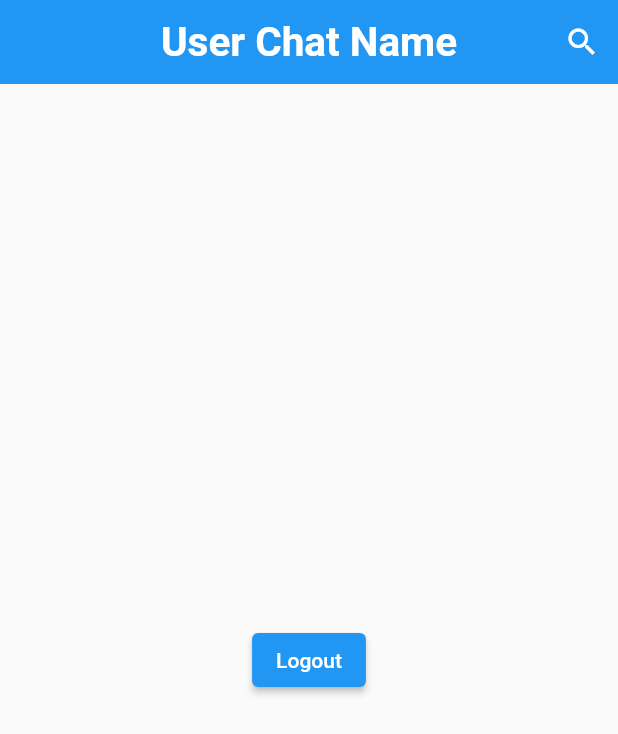
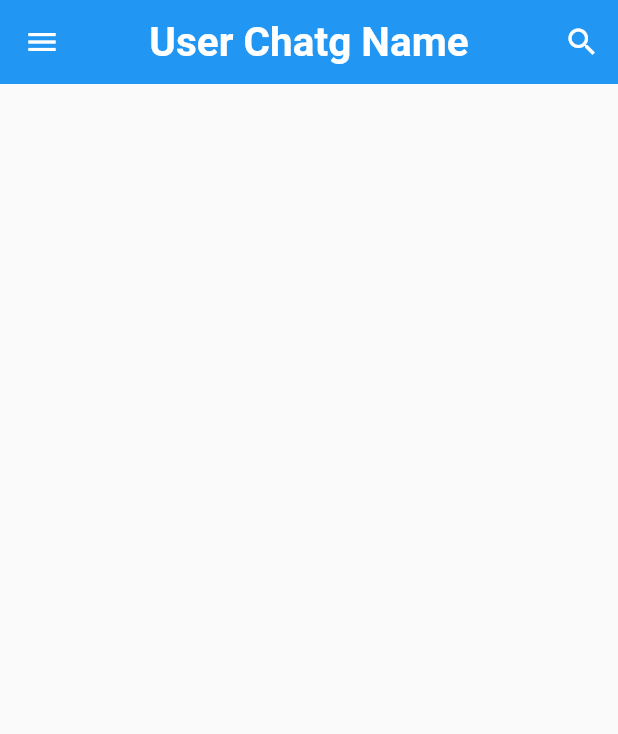
Before and after one commit to trd-wilfredo/flutter_app, a Flutter app: the HomePage screen opened directly, on a phone screen of 412 x 824 dp. Shown: the top 734 px of the screen. Run offline on Flutter 3.47's test engine with Material 2 defaults, Android fonts, the phone set to English and light mode, and no system bars; our stand-ins replace cloud_firestore, firebase_auth, firebase_core, shared_preferences; accounts and stored records are empty.

Commit message:
chat page

```diff
--- a/lib/main.dart
+++ b/lib/main.dart
@@ -27,7 +27,7 @@ void main() async {
 
   runApp(
     MaterialApp(
-      initialRoute: '/login',
+      initialRoute: '/home',
       routes: {
         '/': (context) => Loading(),
         '/login': (context) => LoginApp(),
--- a/lib/pages/home_page/home_page.dart
+++ b/lib/pages/home_page/home_page.dart
@@ -1,6 +1,11 @@
+import 'package:firebase_auth/firebase_auth.dart';
 import 'package:flutter/material.dart';
+import 'package:flutter_features/helper/helper_function.dart';
 import 'package:flutter_features/pages/home_page/search_page.dart';
+import 'package:flutter_features/pages/login/auth/login_page.dart';
 import 'package:flutter_features/pages/login/service/auth_service.dart';
+import 'package:flutter_features/pages/login/service/database_service.dart';
+import 'package:flutter_features/pages/profile_page.dart/profile_page.dart';
 import 'package:flutter_features/widgets/widget.dart';
 
 class HomePage extends StatefulWidget {
@@ -11,7 +16,40 @@ class HomePage extends StatefulWidget {
 }
 
 class _HomePageState extends State<HomePage> {
+  String userName = "";
+  String email = "";
   AuthService authService = AuthService();
+  Stream? groups;
+  bool _isLoading = false;
+  String groupName = "";
+
+  @override
+  void initState() {
+    super.initState();
+    gettingUserData();
+  }
+
+  gettingUserData() async {
+    await HelperFunction.getUserEmailFromSF().then((value) {
+      setState(() {
+        email = value!;
+      });
+    });
+    await HelperFunction.getUserNameFromSF().then((val) {
+      setState(() {
+        userName = val!;
+      });
+    });
+    // getting the list of snapshots in our stream
+    await DatabaseService(uid: FirebaseAuth.instance.currentUser!.uid)
+        .getUserGroups()
+        .then((snapshot) {
+      setState(() {
+        groups = snapshot;
+      });
+    });
+  }
+
   @override
   Widget build(BuildContext context) {
     return Scaffold(
@@ -28,7 +66,7 @@ class _HomePageState extends State<HomePage> {
         centerTitle: true,
         backgroundColor: Theme.of(context).primaryColor,
         title: Text(
-          'User Chat Name',
+          'User Chatg Name',
           style: TextStyle(
             color: Colors.white,
             fontSize: 27,
@@ -36,14 +74,105 @@ class _HomePageState extends State<HomePage> {
           ),
         ),
       ),
-      body: Center(
-        child: ElevatedButton(
-          child: Text("Logout"),
-          onPressed: () {
-            authService.signOut();
-          },
+      drawer: Drawer(
+        child: ListView(
+          padding: EdgeInsets.symmetric(vertical: 50),
+          children: <Widget>[
+            Icon(
+              Icons.account_circle,
+              size: 150,
+              color: Color(0xFF848484),
+            ),
+            SizedBox(
+              height: 15.0,
+            ),
+            Divider(
+              height: 2,
+            ),
+            ListTile(
+              onTap: () {},
+              selectedColor: Theme.of(context).primaryColor,
+              selected: true,
+              contentPadding:
+                  const EdgeInsets.symmetric(horizontal: 20, vertical: 5),
+              leading: const Icon(Icons.group),
+              title: const Text(
+                "Groups",
+                style: TextStyle(color: Colors.black),
+              ),
+            ),
+            ListTile(
+              onTap: () {
+                nextScreenReplace(
+                    context,
+                    ProfilePage(
+                      email: email,
+                      userName: userName,
+                    ));
+              },
+              contentPadding:
+                  const EdgeInsets.symmetric(horizontal: 20, vertical: 5),
+              leading: const Icon(Icons.group),
+              title: const Text(
+                "Profile",
+                style: TextStyle(color: Colors.black),
+              ),
+            ),
+            ListTile(
+              onTap: () async {
+                showDialog(
+                    barrierDismissible: false,
+                    context: context,
+                    builder: (context) {
+                      return AlertDialog(
+                        title: const Text("Logout"),
+                        content: const Text("Are you sure you want to logout?"),
+                        actions: [
+                          IconButton(
+                            onPressed: () {
+                              Navigator.pop(context);
+                            },
+                            icon: const Icon(
+                              Icons.cancel,
+                              color: Colors.red,
+                            ),
+                          ),
+                          IconButton(
+                            onPressed: () async {
+                              await authService.signOut();
+                              Navigator.of(context).pushAndRemoveUntil(
+                                  MaterialPageRoute(
+                                      builder: (context) => const LoginPage()),
+                                  (route) => false);
+                            },
+                            icon: const Icon(
+                              Icons.done,
+                              color: Colors.green,
+                            ),
+                          ),
+                        ],
+                      );
+                    });
+              },
+              contentPadding:
+                  const EdgeInsets.symmetric(horizontal: 20, vertical: 5),
+              leading: const Icon(Icons.exit_to_app),
+              title: const Text(
+                "Logout",
+                style: TextStyle(color: Colors.black),
+              ),
+            )
+          ],
         ),
       ),
+      // body: Center(
+      //   child: ElevatedButton(
+      //     child: Text("Logout"),
+      //     onPressed: () {
+      //       authService.signOut();
+      //     },
+      //   ),
+      // ),
     );
   }
 }
--- a/lib/pages/login/auth/login_page.dart
+++ b/lib/pages/login/auth/login_page.dart
@@ -1,10 +1,7 @@
-import 'dart:developer';
-
 import 'package:flutter/gestures.dart';
 import 'package:flutter/material.dart';
 import 'package:flutter_features/pages/home_page/home_page.dart';
 import 'package:flutter_features/pages/login/auth/register_page.dart';
-import 'package:flutter_features/pages/login/login.dart';
 import 'package:flutter_features/pages/login/service/auth_service.dart';
 import 'package:flutter_features/widgets/widget.dart';
 
--- a/lib/pages/login/service/database_service.dart
+++ b/lib/pages/login/service/database_service.dart
@@ -22,6 +22,11 @@ class DatabaseService {
     });
   }
 
+  // get user groups
+  getUserGroups() async {
+    return userCollection.doc(uid).snapshots();
+  }
+
   // saving the userdata
   Future savingUserData(String fullName, String email) async {
     return await userCollection.doc(uid).set({
```
Also changed, not shown: lib/pages/home_page/search_page.dart (+24 -0 lines).
